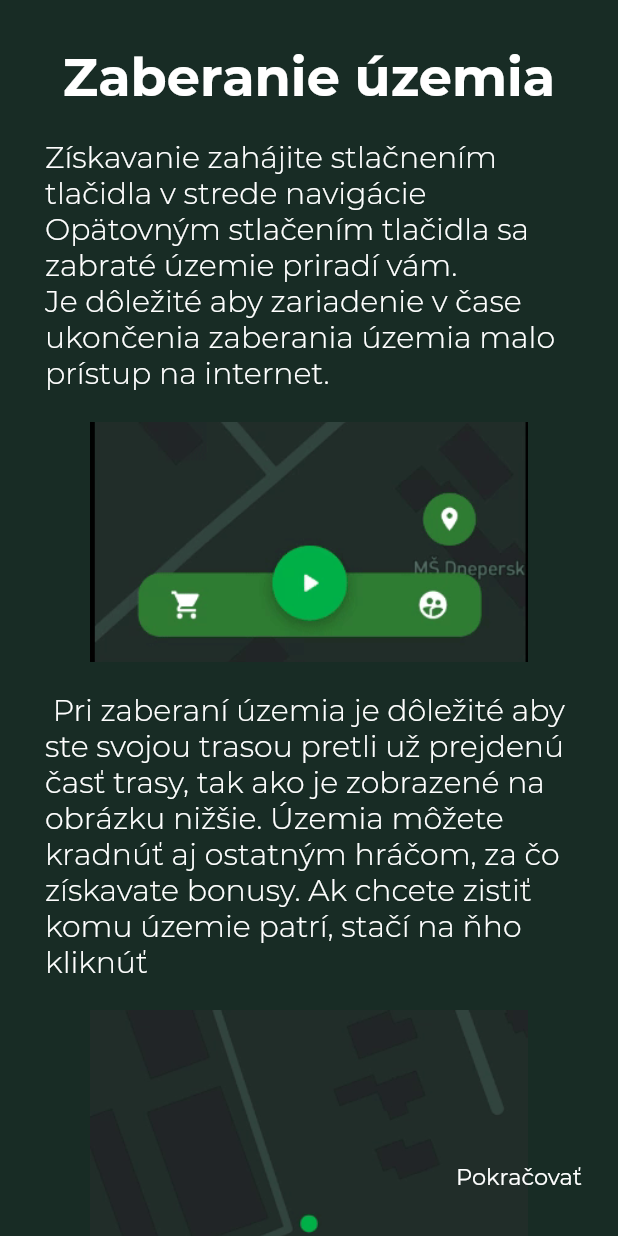
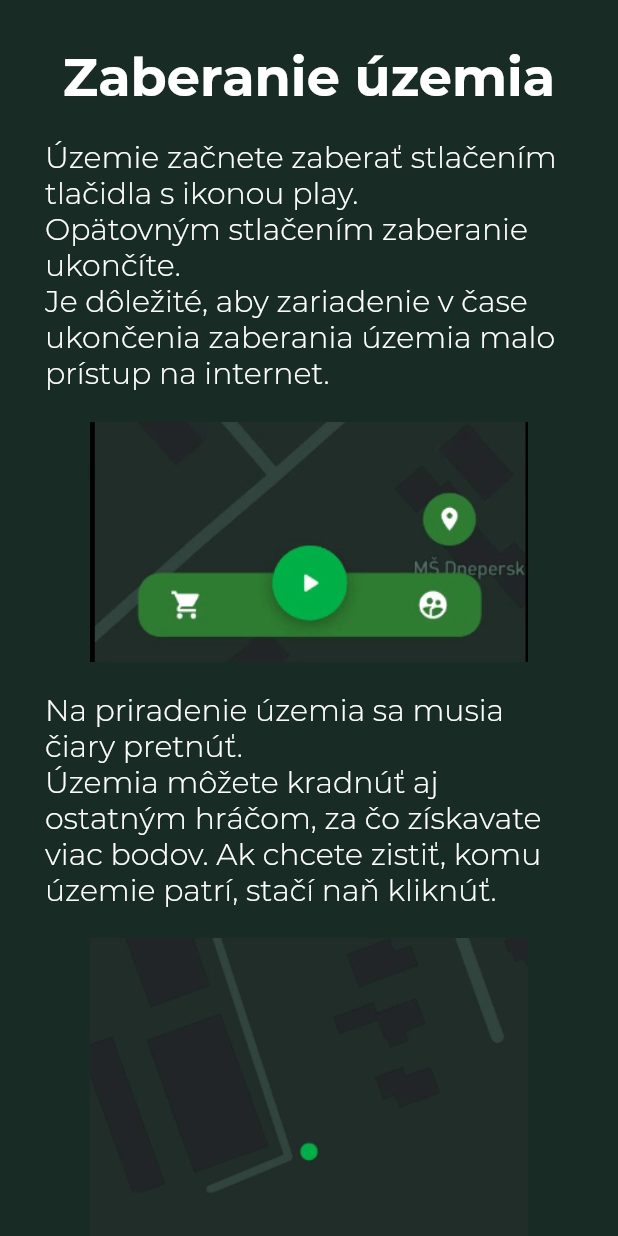
Before and after one commit to OndrejVarga/FirstLegoLeagueProject, a Flutter app: the TutorialTutorial screen opened by its route, after a tap on "Pokračovať", on a phone screen of 412 x 824 dp. Run offline on Flutter 3.47's test engine with Material 2 defaults, Android fonts, the phone set to English and light mode, and no system bars; our stand-ins replace cloud_firestore, firebase_auth, firebase_core, flutter_colorpicker, flutter_map, hexcolor and 2 more; missing offline and left inert: carp_background_location, maps_toolkit, poly, poly_collisions; accounts and stored records are empty.

Commit message:
gramatika change

```diff
--- a/lib/main.dart
+++ b/lib/main.dart
@@ -1,6 +1,5 @@
 import 'package:borderwander/pages/goodbye.dart';
 import 'package:borderwander/pages/tutorial_screens/tutorial.dart';
-
 import './pages/all_territory.dart';
 import './pages/character_page.dart';
 import './pages/character_shop_page.dart';
@@ -29,8 +28,11 @@ class MyApp extends StatelessWidget {
   Widget build(BuildContext context) {
     return MultiProvider(
       providers: [
+        //Dealing wiht data and comunication with cloud
         ChangeNotifierProvider.value(value: DataFetcher()),
+        //main backend functionality
         ChangeNotifierProvider.value(value: Core()),
+        //character images setup
         ChangeNotifierProvider.value(value: ImageController())
       ],
       child: MaterialApp(
--- a/lib/pages/auth_page.dart
+++ b/lib/pages/auth_page.dart
@@ -74,6 +74,7 @@ class _AuthPageState extends State<AuthPage> {
           'totalSteps': 0,
           'weight': weight,
           'calories': 0,
+          'whiteMap': false,
           'character':
               Provider.of<ImageController>(context, listen: false).toDatabase
         });
--- a/lib/pages/tutorial_screens/body_tutorial.dart
+++ b/lib/pages/tutorial_screens/body_tutorial.dart
@@ -23,8 +23,7 @@ class Body extends StatelessWidget {
                 height: 20,
               ),
               Text(
-                  'Za každé získané územie získavate  body. Za tieto body si  môžete kupovať farby pre vaše územia. Množstvo bodov získaných za územie je rovné obsahu získaného územia' +
-                      ' Ak zaberiete územie inému uživateľovi získate k získaným bodom aj bonus.',
+                  'Za každé získané územie získavate body, za ktoré si môžete nakupovať farby vašich území. Množstvo bodov získaných za územie sa rovná obsahu získaného územia.',
                   style: Theme.of(context)
                       .textTheme
                       .headline3
@@ -36,7 +35,7 @@ class Body extends StatelessWidget {
                   child: Image.asset(
                     'assets/images/shop.gif',
                   )),
-              Text('Váš počet bodov je porovnávaný s ostatnými uživateľmi',
+              Text('Váš počet bodov je porovnávaný s ostatnými užívateľmi',
                   style: Theme.of(context)
                       .textTheme
                       .headline3
@@ -49,6 +48,9 @@ class Body extends StatelessWidget {
                     'assets/images/table.PNG',
                     fit: BoxFit.cover,
                   )),
+              SizedBox(
+                height: 100,
+              )
             ],
           ),
         ),
--- a/lib/pages/tutorial_screens/data_tutorial.dart
+++ b/lib/pages/tutorial_screens/data_tutorial.dart
@@ -18,8 +18,7 @@ class DataKtoreViem extends StatelessWidget {
                       .copyWith(fontSize: 30),
                   textAlign: TextAlign.start),
               const SizedBox(height: 20, width: 20),
-              Text(
-                  'Pri hraní, si taktiež môžete prezrieť dáta o vašom pokroku.',
+              Text('Pri hraní si taktiež môžete pozrieť dáta o vašom pokroku.',
                   style: Theme.of(context)
                       .textTheme
                       .headline3
--- a/lib/pages/tutorial_screens/territory_tutorial.dart
+++ b/lib/pages/tutorial_screens/territory_tutorial.dart
@@ -23,9 +23,9 @@ class TerritoryTutorial extends StatelessWidget {
                 height: 20,
               ),
               Text(
-                'Získavanie zahájite stlačnením tlačidla v strede navigácie \n' +
-                    'Opätovným stlačením tlačidla sa zabraté územie priradí vám. \n' +
-                    'Je dôležité aby zariadenie v čase ukončenia zaberania územia malo prístup na internet.',
+                'Územie začnete zaberať stlačením tlačidla s ikonou play.\n' +
+                    'Opätovným stlačením zaberanie ukončíte. \n' +
+                    'Je dôležité, aby zariadenie v čase ukončenia zaberania územia malo prístup na internet.',
                 style: Theme.of(context)
                     .textTheme
                     .headline3
@@ -37,8 +37,8 @@ class TerritoryTutorial extends StatelessWidget {
                       const EdgeInsets.symmetric(vertical: 20, horizontal: 30),
                   child: Image.asset('assets/images/startStop.gif')),
               Text(
-                ' Pri zaberaní územia je dôležité aby ste svojou trasou pretli už prejdenú časť trasy, tak ako je zobrazené na obrázku nižšie.' +
-                    ' Územia môžete kradnúť aj ostatným hráčom, za čo získavate bonusy. Ak chcete zistiť komu územie patrí, stačí na ňho kliknúť',
+                'Na priradenie územia sa musia čiary pretnúť.\n' +
+                    'Územia môžete kradnúť aj ostatným hráčom, za čo získavate viac bodov. Ak chcete zistiť, komu územie patrí, stačí naň kliknúť.',
                 style: Theme.of(context)
                     .textTheme
                     .headline3
@@ -49,14 +49,9 @@ class TerritoryTutorial extends StatelessWidget {
                   margin:
                       const EdgeInsets.symmetric(vertical: 20, horizontal: 30),
                   child: Image.asset('assets/images/territory.gif')),
-              Text(
-                ' Ak chcete zistiť komu územie patrí, stačí na ňho kliknúť',
-                style: Theme.of(context)
-                    .textTheme
-                    .headline3
-                    .copyWith(fontSize: 20),
-                textAlign: TextAlign.start,
-              ),
+              SizedBox(
+                height: 100,
+              )
             ],
           ),
         ),
--- a/lib/pages/tutorial_screens/tutorial.dart
+++ b/lib/pages/tutorial_screens/tutorial.dart
@@ -35,11 +35,12 @@ class _TutorialTutorialState extends State<TutorialTutorial> {
             mainAxisAlignment: MainAxisAlignment.spaceBetween,
             children: [
               tutorial[currIndex],
-            ],
-          ),
-        ),
-      ),
-      floatingActionButton: TextButton(
+              Row(
+                mainAxisAlignment: MainAxisAlignment.end,
+                children: [
+                  Container(
+                    margin: const EdgeInsets.all(30),
+                    child: TextButton(
                       onPressed: () {
                         setState(() {
                           if (currIndex + 1 == tutorial.length) {
@@ -56,7 +57,17 @@ class _TutorialTutorialState extends State<TutorialTutorial> {
                       },
                       child: Text(
                         'Pokračovať',
-          style: Theme.of(context).textTheme.headline2.copyWith(fontSize: 15),
+                        style: Theme.of(context)
+                            .textTheme
+                            .headline2
+                            .copyWith(fontSize: 15),
+                      ),
+                    ),
+                  ),
+                ],
+              ),
+            ],
+          ),
         ),
       ),
     );
--- a/lib/pages/tutorial_screens/welcome_tutorial.dart
+++ b/lib/pages/tutorial_screens/welcome_tutorial.dart
@@ -4,12 +4,16 @@ import 'package:flutter/material.dart';
 class WelcomScreen extends StatelessWidget {
   @override
   Widget build(BuildContext context) {
-    return Column(
+    return Center(
+      child: Container(
+        child: SingleChildScrollView(
+          child: Column(
             mainAxisAlignment: MainAxisAlignment.start,
             children: [
               AuthTop(),
               Container(
-          margin: const EdgeInsets.symmetric(vertical: 20, horizontal: 30),
+                margin:
+                    const EdgeInsets.symmetric(vertical: 20, horizontal: 30),
                 child: Column(
                   crossAxisAlignment: CrossAxisAlignment.start,
                   children: [
@@ -31,7 +35,7 @@ class WelcomScreen extends StatelessWidget {
                     Container(
                       margin: const EdgeInsets.only(top: 30),
                       child: Text(
-                  "Cieľom tejto aplikácie je motivovať ľudí k pohybu, a to hravou a súťaživou fomou. Vašou úlohou bude zaberanie si územia v reálnom svete",
+                        "Cieľom aplikácie je motivovať ľudí k pohybu hravou a súťaživou formou. Vašou úlohou je zaberať si územia vo svojom okolí.",
                         style: Theme.of(context)
                             .textTheme
                             .headline3
@@ -43,6 +47,9 @@ class WelcomScreen extends StatelessWidget {
                 ),
               ),
             ],
+          ),
+        ),
+      ),
     );
   }
 }
--- a/lib/providers/data_fetcher.dart
+++ b/lib/providers/data_fetcher.dart
@@ -1,3 +1,4 @@
+import 'package:borderwander/providers/core.dart';
 import 'package:borderwander/providers/image_controller.dart';
 import 'package:borderwander/utils/data_sender.dart';
 import 'package:borderwander/utils/error_alert.dart';
@@ -71,6 +72,10 @@ class DataFetcher with ChangeNotifier {
     await fetchTableData();
     await fetchColorOfOtherUser();
     await fetchSettings();
+    print("OK");
+    Provider.of<Core>(context, listen: false)
+        .setWhiteMap(_currUserInformation['whiteMap']);
+    print("OKERINO");
     return true;
   }
 
@@ -108,6 +113,7 @@ class DataFetcher with ChangeNotifier {
       _currUserInformation.clear();
       _currUserInformation.addAll({
         'UID': userData.id,
+        'whiteMap': userData['whiteMap'],
         'color': userData['color'],
         'currAreaOfTerritory': userData['currAreaOfTerritory'],
         'length': userData['length'],
@@ -181,7 +187,10 @@ class DataFetcher with ChangeNotifier {
   }
 
   Future<void> fetchAllTerritoriesData(BuildContext context) async {
-    _allUserTerritories.clear();
+    if (_allUserTerritories.length > 0) {
+      _allUserTerritories.clear();
+    }
+
     print('aaaaaaaaaaaaaaaaaaaaaaaaaaaaaaaaaaaaaaaaaaaaa');
 
     var data = await FirebaseFirestore.instance
@@ -206,26 +215,21 @@ class DataFetcher with ChangeNotifier {
     _streak = calculateStreak();
     print(_streak);
     // _streak = 30;
-    print(_currUserInformation['username'][0].codeUnitAt(0));
     if (_streak >= 30 &&
         _currUserInformation['username'][0].codeUnitAt(0) != 55357) {
       setCrown(true);
       ErrorAlert.showError(context,
           'Získali sme korunu za mesiac nepretržitého zaberania územia',
           title: 'Gratulujeme');
-    } else if (_streak < 30 &&
-        _currUserInformation['username'][0].codeUnitAt(0) == 55357) {
-      print('aaaaaaaaaaaaaaaaaaaaaaaaaaaaaaaa');
-      setCrown(false);
-      ErrorAlert.showError(context, 'Stratili ste korunu, získajte ju naspäť',
-          title: 'UUF');
     }
-
     print(_allUserTerritories);
     return true;
   }
 
   int calculateStreak() {
+    if (_allUserTerritories == null || _allUserTerritories.length == 0) {
+      return 0;
+    }
     List<DateTime> datesOfTerritories = [];
     for (int i = 0; i < _allUserTerritories.length; i++) {
       datesOfTerritories
@@ -276,10 +280,11 @@ class DataFetcher with ChangeNotifier {
     if (add) {
       _currUserInformation['username'] =
           '👑' + _currUserInformation['username'];
-    } else {
-      _currUserInformation['username'] =
-          _currUserInformation['username'].substring(2);
     }
+    // } else {
+    //   _currUserInformation['username'] =
+    //       _currUserInformation['username'].substring(2);
+    // }
 
     await FirebaseFirestore.instance
         .collection('users')
--- a/lib/widgets/character_page_widgets/basic_data.dart
+++ b/lib/widgets/character_page_widgets/basic_data.dart
@@ -47,7 +47,7 @@ class BasicData extends StatelessWidget {
             child: Row(
               children: [
                 Text(
-                  'Pre Viac dát',
+                  'Pre viac dát',
                   style: Theme.of(context)
                       .textTheme
                       .headline1
--- a/lib/widgets/character_page_widgets/table_item.dart
+++ b/lib/widgets/character_page_widgets/table_item.dart
@@ -30,7 +30,7 @@ class TableItem extends StatelessWidget {
             width: MediaQuery.of(context).size.width * 1 / 5,
             child: Padding(
               padding: const EdgeInsets.all(20),
-              child: Text(('#${index.toString()}'),
+              child: Text(!ok ? '#${index.toString()}' : '  ',
                   style: !ok
                       ? Theme.of(context)
                           .textTheme
```
Also changed, not shown: lib/pages/detail_territory.dart (+15 -10 lines), lib/pages/details_data_page.dart (+7 -4 lines), lib/pages/map_page.dart (+6 -3 lines), lib/pages/tutorial_screens/buttons_mapa_tutorial.dart (deleted, +0 -58 lines), lib/pages/tutorial_screens/buttons_obchod_tutorial.dart (deleted, +0 -38 lines), lib/pages/tutorial_screens/settings_tutorial.dart (+31 -9 lines), lib/providers/core.dart (+35 -12 lines), lib/widgets/map_widgets/map_drawer.dart (+11 -11 lines). Lines whose indentation alone changed are shown as unchanged.
